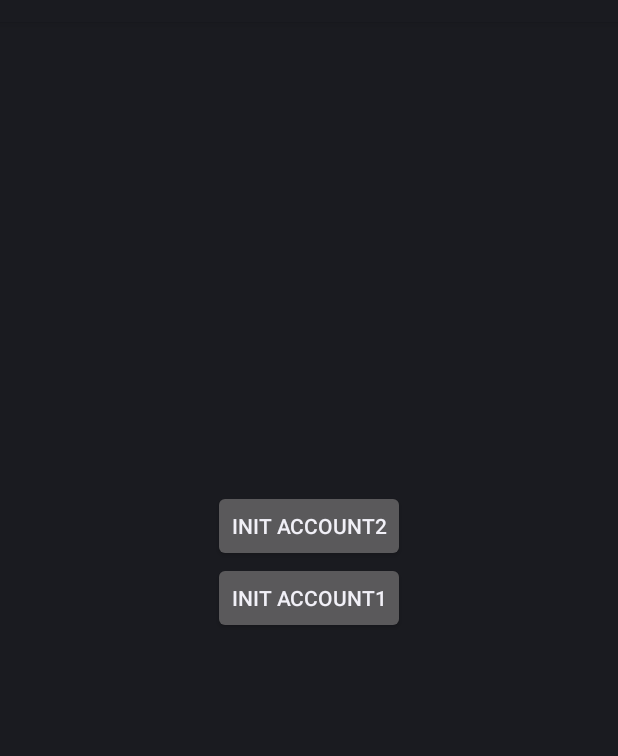
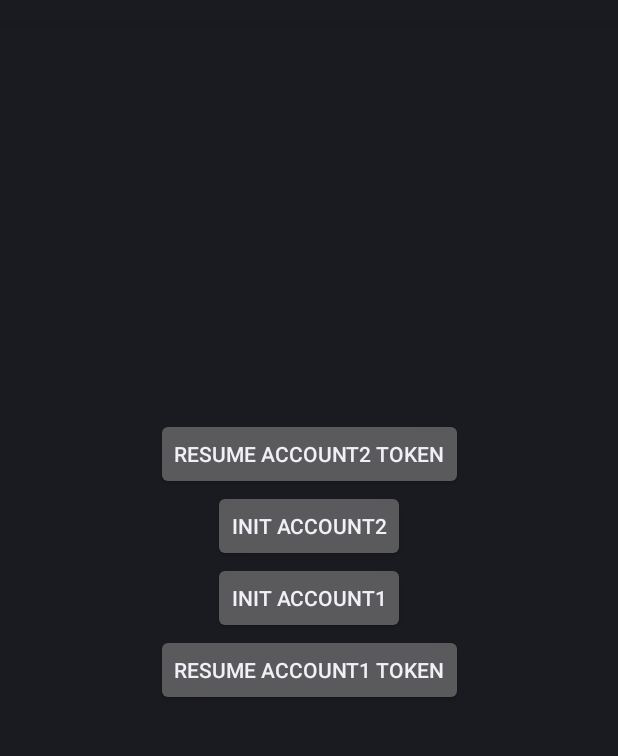
Before and after one commit to akapwsd/StreamingX, an Android app: the screen it shows after launch (MainActivity), on a phone screen of 412 x 824 dp, the part 62-818 px from its top. Run offline under Robolectric (Android 15) with nearby library versions, the phone set to English and light mode, and no system bars; libraries missing offline, so code that uses them is left out: io.agora.rtc.

Commit message:
change code

```diff
--- a/app/src/main/java/com/code/myapplication/AgoVideoActivity.java
+++ b/app/src/main/java/com/code/myapplication/AgoVideoActivity.java
@@ -13,7 +13,6 @@ import com.code.youyu.api.RtcManager;
 public class AgoVideoActivity extends Activity {
     public FrameLayout smallView;
     public FrameLayout bigView;
-    public int localUid;
 
     @Override
     protected void onCreate(Bundle savedInstanceState) {
@@ -22,7 +21,6 @@ public class AgoVideoActivity extends Activity {
         Button hangUpBtn = findViewById(R.id.hang_up_btn);
         smallView = findViewById(R.id.small_view);
         bigView = findViewById(R.id.big_view);
-        localUid = getIntent().getIntExtra("localUid", 0);
         RtcManager.getInstance().setIRtcEngineEventCallBackHandler(new IRtcEngineEventCallBackHandler() {
             @Override
             public void onJoinChannelSuccess(String channel, int uid, int elapsed) {
@@ -53,6 +51,6 @@ public class AgoVideoActivity extends Activity {
     }
 
     public void initVideoView() {
-        RtcManager.getInstance().showLocalView(this, localUid, smallView);
+        RtcManager.getInstance().showLocalView(this, smallView);
     }
 }
--- a/app/src/main/java/com/code/myapplication/MainActivity.kt
+++ b/app/src/main/java/com/code/myapplication/MainActivity.kt
@@ -7,12 +7,9 @@ import android.content.Context
 import android.content.Intent
 import android.content.pm.PackageManager
 import android.os.Bundle
-import android.widget.Toast
 import androidx.core.app.ActivityCompat
 import androidx.core.content.ContextCompat
-import com.code.listener.HttpRequestListener
 import com.code.rtc.BaseRtcEngineManager
-import com.code.youyu.api.Constants
 import com.code.youyu.api.RtcManager
 import kotlinx.android.synthetic.main.activity_main.*
 import kotlin.system.exitProcess
@@ -28,12 +25,15 @@ class MainActivity : Activity() {
         super.onCreate(savedInstanceState)
         setContentView(R.layout.activity_main)
         init_btn_1.setOnClickListener {
-            RtcManager.getInstance().initRtc(this, "a3f452f5f3b411eda17ce69f99b16e0f", "wPcbq/H4vAP79TMWDN_AKpcdUDxWbh-Rh+K+TsUt", "68a983741a5134109a3b9739faecb72b84cdb66fefa9d0a7eda03dceefe6c397f4")
+            RtcManager.getInstance().initRtc(this, "848792c0f3bf11eda17ce69f99b16e0f", "gA-FFC9W0@0KYz7kD5@NasodqTlL0e=JlqvGWWSW", "791d631f89cf81049b97f229a654887e1e90f88ead871d60e7e8d4014e8543deca")
             startActivity(Intent(this@MainActivity, ChannelActivity::class.java))
         }
         init_btn_2.setOnClickListener {
             RtcManager.getInstance().initRtc(this, "b7eede93f3b411eda17ce69f99b16e0f", "kNhV--+5-OD7+YTzQDpE1bU0PjS5KcX=Q9xrnZG1", "a14b97f80bba6a11571b104d4d31781efd717cbfba45fb4d147efba3ae80c4b35b")
             startActivity(Intent(this@MainActivity, ChannelActivity::class.java))
+        }
+        resume_btn_1.setOnClickListener {
+
         }
     }
 
--- a/app/src/main/res/layout/activity_main.xml
+++ b/app/src/main/res/layout/activity_main.xml
@@ -5,6 +5,15 @@
     android:layout_width="match_parent"
     android:layout_height="match_parent"
     tools:context=".MainActivity">
+
+    <Button
+        android:id="@+id/resume_btn_2"
+        android:layout_width="wrap_content"
+        android:layout_height="wrap_content"
+        android:text="resume account2 token"
+        app:layout_constraintBottom_toTopOf="@+id/init_btn_2"
+        app:layout_constraintEnd_toEndOf="parent"
+        app:layout_constraintStart_toStartOf="parent" />
 
     <Button
         android:id="@+id/init_btn_1"
@@ -17,6 +26,15 @@
         app:layout_constraintTop_toTopOf="parent" />
 
     <Button
+        android:id="@+id/resume_btn_1"
+        android:layout_width="wrap_content"
+        android:layout_height="wrap_content"
+        android:text="resume account1 token"
+        app:layout_constraintEnd_toEndOf="parent"
+        app:layout_constraintStart_toStartOf="parent"
+        app:layout_constraintTop_toBottomOf="@+id/init_btn_1" />
+
+    <Button
         android:id="@+id/init_btn_2"
         android:layout_width="wrap_content"
         android:layout_height="wrap_content"
--- a/youyu/src/main/java/com/code/okhttp/WSManager.java
+++ b/youyu/src/main/java/com/code/okhttp/WSManager.java
@@ -36,7 +36,6 @@ public class WSManager {
     private final static int MAX_RECONNECT_NUM = 5;
     private final static int RECONNECT_MILLS = 5000;
     private final static int GLOBAL_HEART_BEAT_RATE = 5000;
-    private final static int ROOM_HEART_BEAT_RATE = 5000;
     private final static String BASE_URL = "wss://api.hitradegate.com/v1/ws";
     private static HashMap<Integer, WeakReference<WebSocketResultListener>> sWeakRefListeners;
     private IRtcEngineEventCallBackHandler iRtcEngineEventCallBackHandler;
--- a/youyu/src/main/java/com/code/youyu/api/HttpApi.java
+++ b/youyu/src/main/java/com/code/youyu/api/HttpApi.java
@@ -27,7 +27,7 @@ public interface HttpApi {
     String GET_MODEL_LIST = "broadcaster/list";
 
     @GET(GET_CHANNEL_TOKEN)
-    Observable<ChannelTokenBean> getChannelToken(@Header("Authorization") String authorization, @Header("X-Uyj-Timestamp") String X_Uyj_Timestamp, @Header("Content-Type") String Content_Type, @Header("Session-Token") String Session_Token, @Path("channelId") String channelId, @Query("uid") String uid);
+    Observable<ChannelTokenBean> getChannelToken(@Header("Authorization") String authorization, @Header("X-Uyj-Timestamp") String X_Uyj_Timestamp, @Header("Content-Type") String Content_Type, @Header("Session-Token") String Session_Token, @Path("channelId") String channelId);
 
     // @Header("Session-Token") String sessionToken,
     @POST(CREATE_CHANNEL)
```
Also changed, not shown: app/src/main/java/com/code/myapplication/ChannelActivity.kt (+6 -14 lines), youyu/src/main/java/com/code/bean/ChannelResultBean.java (+3 -6 lines), youyu/src/main/java/com/code/bean/CreateChannelBean.java (+0 -14 lines), youyu/src/main/java/com/code/bean/JoinChannelBean.java (+0 -15 lines), youyu/src/main/java/com/code/utils/HttpRequestUtils.java (+17 -26 lines), youyu/src/main/java/com/code/youyu/api/RtcManager.java (+12 -17 lines).
